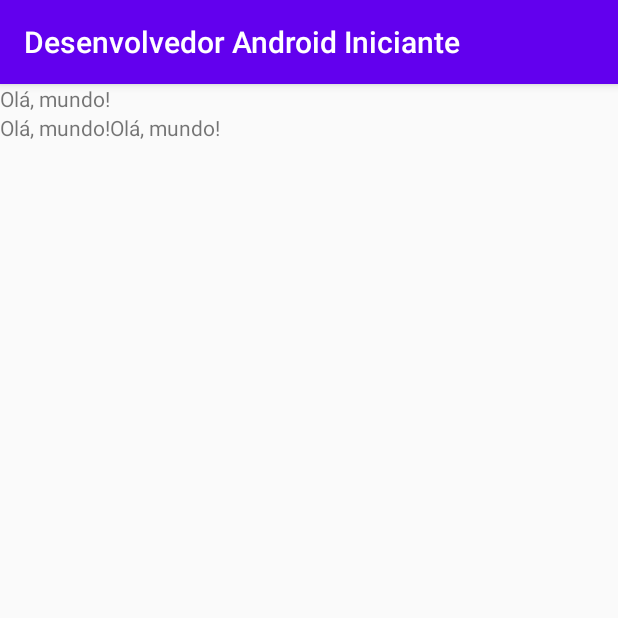
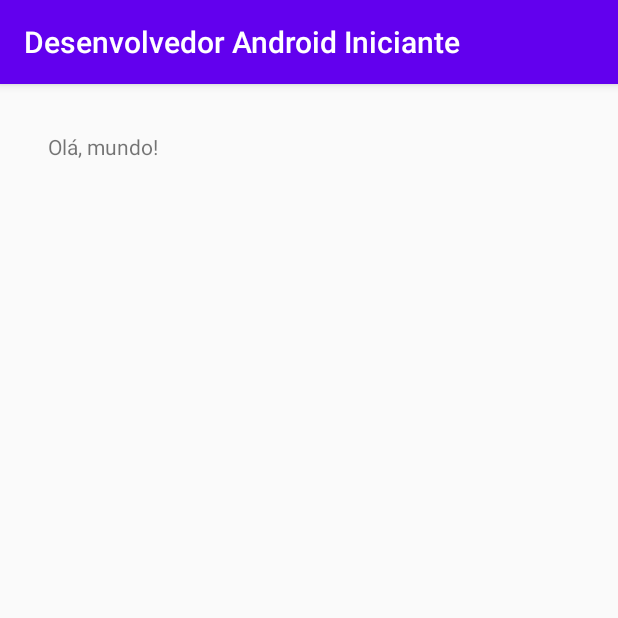
Before and after one commit to marcelocezario/Desenvolvedor-Android-Iniciante-Udemy-Android, an Android app: the screen it shows after launch (MainActivity), on a phone screen of 412 x 824 dp, the top half of it. Run offline under Robolectric (Android 15) with nearby library versions, the phone set to English and light mode, and no system bars.

Commit message:
Utilizando atributo de margem

```diff
--- a/DesenvolvedorAndroidIniciante/app/src/main/res/layout/activity_main.xml
+++ b/DesenvolvedorAndroidIniciante/app/src/main/res/layout/activity_main.xml
@@ -10,22 +10,7 @@
     <TextView
         android:layout_width="wrap_content"
         android:layout_height="wrap_content"
+        android:layout_margin="32dp"
         android:text="Olá, mundo!" />
 
-    <LinearLayout
-        android:layout_width="match_parent"
-        android:layout_height="wrap_content"
-        android:orientation="horizontal">
-
-        <TextView
-            android:layout_width="wrap_content"
-            android:layout_height="wrap_content"
-            android:text="Olá, mundo!" />
-
-        <TextView
-            android:layout_width="wrap_content"
-            android:layout_height="wrap_content"
-            android:text="Olá, mundo!" />
-
-    </LinearLayout>
 </LinearLayout>
```
